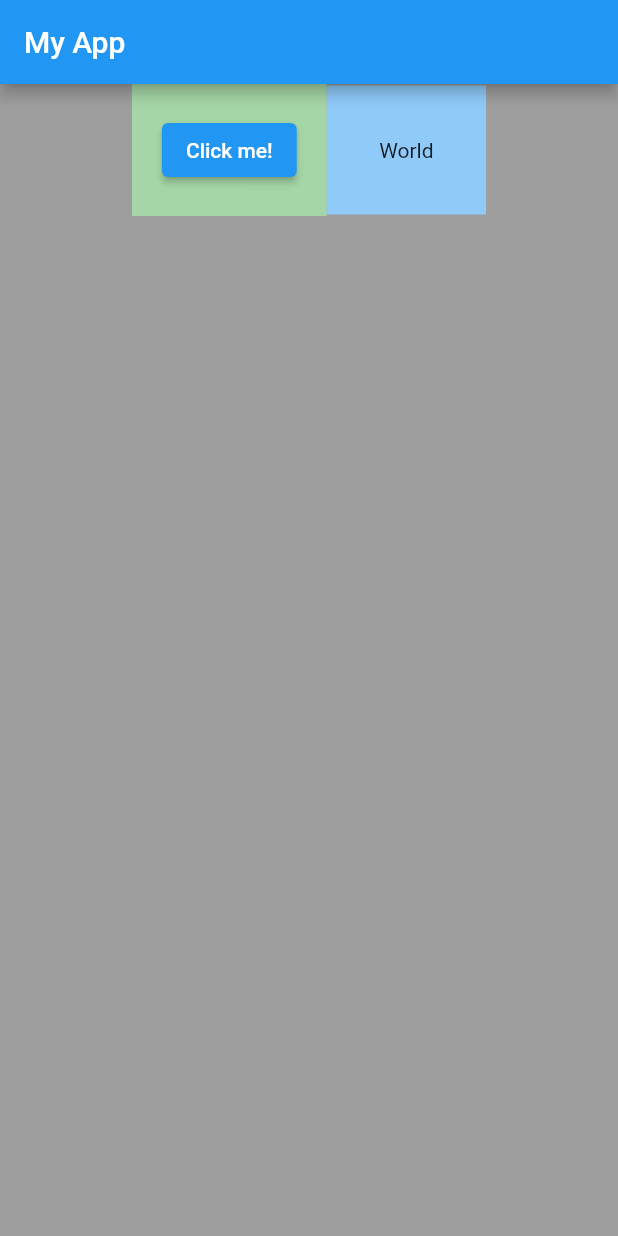
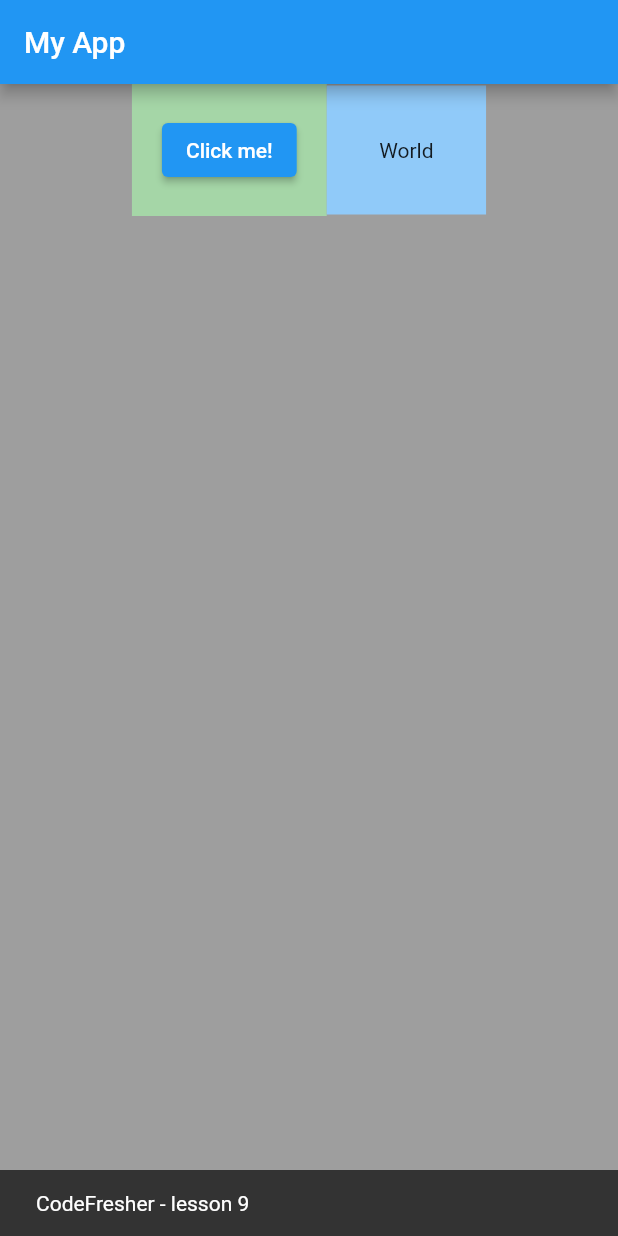
Before and after one commit to DuyLeHong/flutter18_provider, a Flutter app: the screen it shows after launch, after a tap on "Click me!", on a phone screen of 412 x 824 dp. Run offline on Flutter 3.47's test engine with Material 2 defaults, Android fonts, the phone set to English and light mode, and no system bars.

```diff
--- a/lib/main.dart
+++ b/lib/main.dart
@@ -10,17 +10,44 @@ class MyApp extends StatelessWidget {
   Widget build(BuildContext context) {
     var myData = MyModel();
 
-    // return Provider<MyModel>(
-    //   create: (context) => myData,
-    //   child: (),
-    // );
-
-    return ChangeNotifierProvider<MyModel>(
+    return MultiProvider(
+      providers: [
+        ChangeNotifierProvider<MyModel>(
           create: (BuildContext context) {
             return MyModel();
           },
+        ),
+
+        Provider<String>(
+          create: (ctx) {
+            return "CodeFresher - lesson 9";
+          },
+        ),
+
+      ],
       child: MaterialApp(
-        home: Scaffold(
+        home: _buildHomeScreen(),
+      ),
+    );
+
+    // return Provider<String>(
+    //   create: (ctx) {
+    //     return "CodeFresher - lesson 9";
+    //   },
+    //   child: ChangeNotifierProvider<MyModel>(
+    //     create: (BuildContext context) {
+    //       return MyModel();
+    //     },
+    //     child: MaterialApp(
+    //       home: _buildHomeScreen(),
+    //     ),
+    //   ),
+    // );
+  }
+}
+
+_buildHomeScreen() {
+  return Scaffold(
     appBar: AppBar(title: Text('My App')),
     backgroundColor: Colors.grey,
     body: Row(
@@ -38,22 +65,16 @@ class MyApp extends StatelessWidget {
 
                   MyModel data = Provider.of<MyModel>(context, listen: false);
                   data.doSomething();
+
+                  String sData = Provider.of<String>(context, listen: false);
+                  ScaffoldMessenger.of(context)
+                      .showSnackBar(SnackBar(content: Text(sData)));
                 },
                 child: Text('Click me!'),
               );
             },
           ),
         ),
-              // child: Consumer<MyModel>(
-              //   builder: (context, mymodel, child) {
-              //     return RaisedButton(
-              //       child: Text('Do something'),
-              //       onPressed: () {
-              //         mymodel.doSomething();
-              //       },
-              //     );
-              //   },
-              // ),
         Container(
           padding: const EdgeInsets.all(35),
           color: Colors.blue[200],
@@ -65,10 +86,7 @@ class MyApp extends StatelessWidget {
         ),
       ],
     ),
-        ),
-      ),
   );
-  }
 }
 
 class MyModel extends ChangeNotifier {
```
Lines whose indentation alone changed are shown as unchanged.
